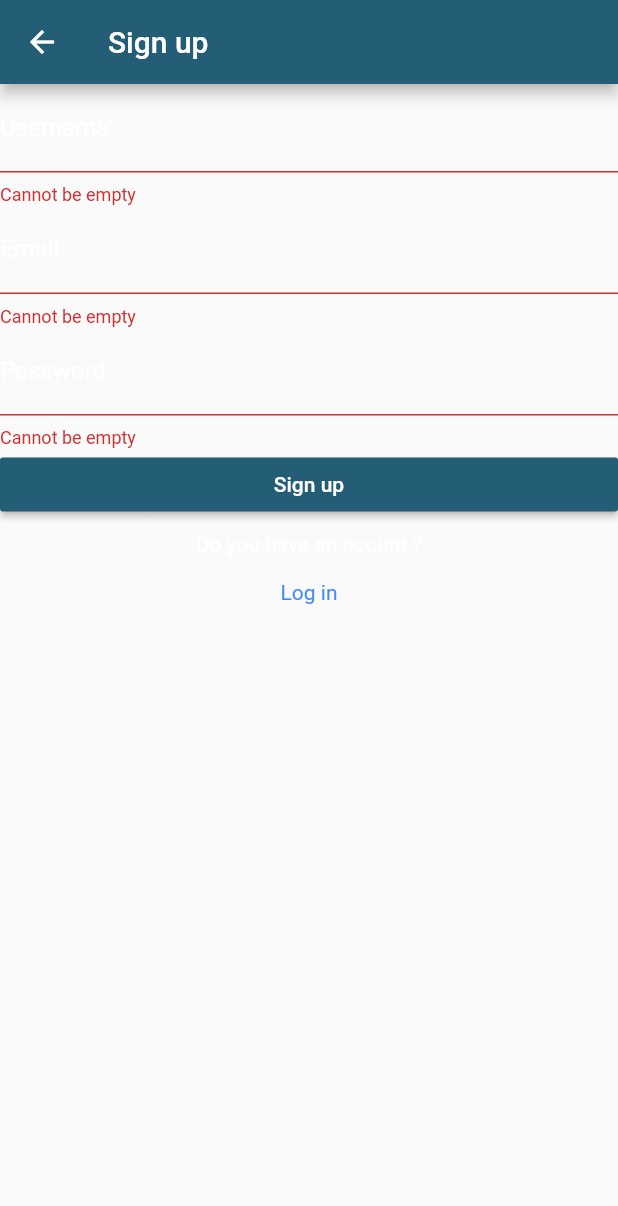
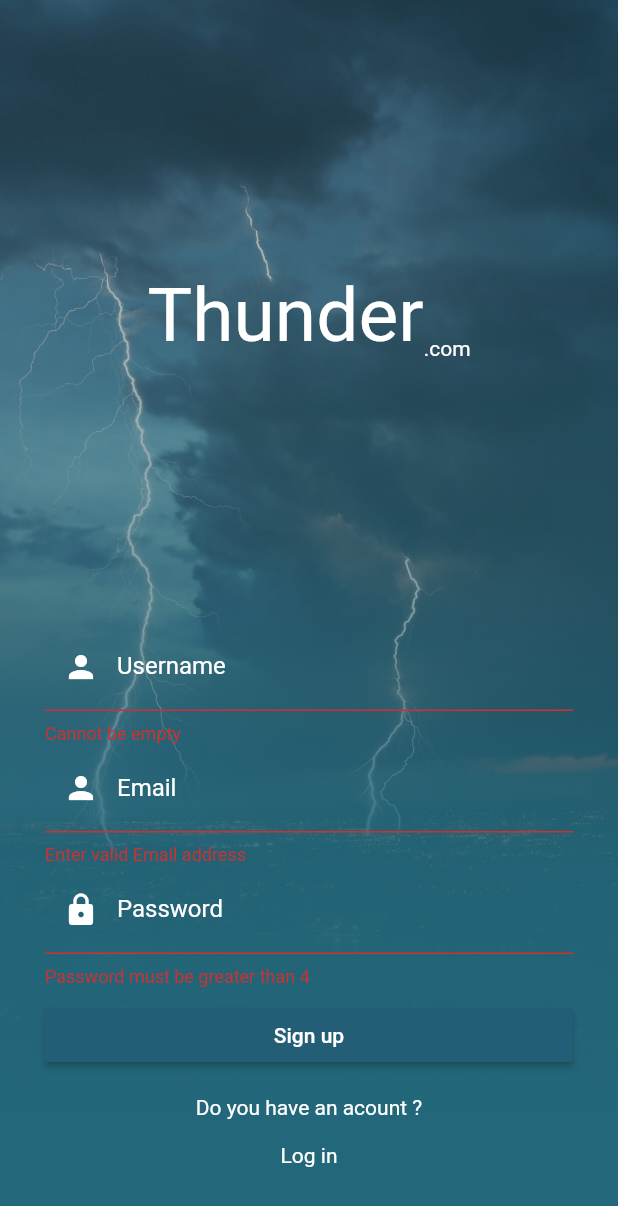
Before and after one commit to Blasanka/flutter_mysql, a Flutter app: the SignupPage screen opened by its route, after a tap on "Sign up", on a phone screen of 412 x 824 dp. Shown: the top 1206 px of the screen. Run offline on Flutter 3.47's test engine with Material 2 defaults, Android fonts, the phone set to English and light mode, and no system bars; missing offline and left inert: dbcrypt; accounts and stored records are empty.

Commit message:
Signup recreated with nice ui

```diff
--- a/lib/routes/signup_page.dart
+++ b/lib/routes/signup_page.dart
@@ -1,6 +1,15 @@
 import 'package:http/http.dart' as http;
 
 import 'package:flutter/material.dart';
+import 'package:mysqltest/services/signup_service.dart';
+import 'package:mysqltest/util/user_credentials.dart';
+import 'package:mysqltest/util/validation.dart';
+import 'package:mysqltest/widgets/app_background.dart';
+import 'package:mysqltest/widgets/app_button.dart';
+import 'package:mysqltest/widgets/app_gradient.dart';
+import 'package:mysqltest/widgets/app_logo.dart';
+import 'package:mysqltest/widgets/app_textfield.dart';
+import 'package:mysqltest/widgets/clickable_text.dart';
 
 class SignupPage extends StatefulWidget {
   SignupPage({Key key, this.title}) : super(key: key);
@@ -12,10 +21,21 @@ class SignupPage extends StatefulWidget {
 }
 
 class _SignupPageState extends State<SignupPage> {
-  final _formKey = GlobalKey<FormState>();
-  final GlobalKey<ScaffoldState> _scaffoldKey = new GlobalKey<ScaffoldState>();
+  BuildContext _context;
+  GlobalKey<FormState> _formKey;
+  GlobalKey<ScaffoldState> _scaffoldKey;
 
-  String _username, _password, _email;
+  UserCredentials _userCred;
+  CredentialValidator _validator;
+
+  @override
+  initState() {
+    _formKey = GlobalKey<FormState>();
+    _scaffoldKey = new GlobalKey<ScaffoldState>();
+    _validator = CredentialValidator();
+    _userCred = UserCredentials();
+    super.initState();
+  }
 
   bool _validateAndSave() {
     final form = _formKey.currentState;
@@ -26,68 +46,51 @@ class _SignupPageState extends State<SignupPage> {
     return false;
   }
 
-  void _signup() async {
+  void _doSignup() {
     if (_validateAndSave()) {
-      await http.post('http://10.0.2.2/fluttertest/signup.php', body: {
-        "username": _username,
-        "email": _email,
-        "password": _password,
-        "role": "member",
+      signupUser(_userCred).then((value) {
+        if (value) {
+          Navigator.of(_context)
+              .pushReplacementNamed('/Home', result: _userCred.username);
+        } else {
+          _scaffoldKey.currentState
+              .showSnackBar(new SnackBar(content: new Text('Try again!')));
+        }
       });
     }
   }
 
-  @override
-  Widget build(BuildContext context) {
-    return Scaffold(
-      key: _scaffoldKey,
-      appBar: AppBar(
-        title: Text(widget.title),
-      ),
-      body: SingleChildScrollView(
+  Widget signupForm() {
+    return Padding(
+      padding: const EdgeInsets.symmetric(vertical: 8.0, horizontal: 30.0),
+      child: SingleChildScrollView(
         child: Form(
           key: _formKey,
           child: Column(
             crossAxisAlignment: CrossAxisAlignment.center,
             mainAxisAlignment: MainAxisAlignment.center,
             children: <Widget>[
-              TextFormField(
-                decoration: InputDecoration(
-                  labelText: "Username",
-                ),
-                onSaved: (value) => _username = value,
-                validator: (String value) =>
-                    value == "" ? "Cannot be empty" : null,
+              appTextField(
+                'Username',
+                Icons.person,
+                onSave: _userCred.setUsername,
+                validate: _validator.validateUsername,
               ),
-              TextFormField(
-                decoration: InputDecoration(
-                  labelText: "Email",
-                ),
-                onSaved: (value) => _email = value,
-                validator: (String value) =>
-                    value == "" ? "Cannot be empty" : null,
+              appTextField(
+                'Email',
+                Icons.person,
+                inputType: TextInputType.emailAddress,
+                onSave: _userCred.setEmail,
+                validate: _validator.validateEmail,
               ),
-              TextFormField(
-                obscureText: true,
-                decoration: InputDecoration(
-                  labelText: "Password",
-                ),
-                onSaved: (value) => _password = value,
-                validator: (String value) =>
-                    value == "" ? "Cannot be empty" : null,
+              appTextField(
+                'Password',
+                Icons.lock,
+                isObscure: true,
+                onSave: _userCred.setPassword,
+                validate: _validator.validatePassword,
               ),
-              Row(
-                children: <Widget>[
-                  Expanded(
-                    child: RaisedButton(
-                      child: Text('Sign up'),
-                      onPressed: () {
-                        _signup();
-                      },
-                    ),
-                  ),
-                ],
-              ),
+              appButton("Sign up", onPressed: _doSignup),
               Padding(
                 padding: const EdgeInsets.all(8.0),
                 child: Text(
@@ -95,22 +98,42 @@ class _SignupPageState extends State<SignupPage> {
                   textAlign: TextAlign.center,
                 ),
               ),
-              InkWell(
-                onTap: () =>
-                    Navigator.of(context).pushReplacementNamed('/Login'),
-                child: Padding(
-                  padding: const EdgeInsets.all(8.0),
-                  child: Text(
-                    "Log in",
-                    style: TextStyle(color: Colors.blueAccent),
-                    textAlign: TextAlign.center,
-                  ),
-                ),
-              ),
+              clickableText("Log in",
+                  onTap: () =>
+                      Navigator.of(context).pushReplacementNamed('/Login')),
             ],
           ),
         ),
       ),
     );
   }
+
+  @override
+  Widget build(BuildContext context) {
+    return Scaffold(
+      key: _scaffoldKey,
+      body: Stack(
+        fit: StackFit.expand,
+        children: <Widget>[
+          backgroundImage,
+          Container(
+            decoration: gradient,
+            child: ListView(
+              itemExtent: MediaQuery.of(context).size.height - 30,
+              children: [
+                Column(
+                  mainAxisAlignment: MainAxisAlignment.spaceBetween,
+                  children: <Widget>[
+                    SizedBox(height: 15.0),
+                    buildLogo(),
+                    signupForm(),
+                  ],
+                ),
+              ],
+            ),
+          ),
+        ],
+      ),
+    );
+  }
 }
--- /dev/null
+++ b/lib/services/signup_service.dart
@@ -0,0 +1,18 @@
+import 'dart:convert';
+import 'package:http/http.dart' as http;
+import 'package:mysqltest/util/user_credentials.dart';
+import 'package:dbcrypt/dbcrypt.dart';
+
+Future<bool> signupUser(UserCredentials credentials) async {
+  final response = await http.post('http://10.0.2.2/fluttertest/signup.php', body: {
+    "username": credentials.getUsername,
+    "email": credentials.getEmail,
+    "password": new DBCrypt().hashpw(credentials.getPassword, new DBCrypt().gensalt()),
+    "role": "member",
+  });
+
+  if (response.statusCode >= 200) {
+    return true;
+  }
+  return false;
+}
--- a/lib/util/user_credentials.dart
+++ b/lib/util/user_credentials.dart
@@ -1,8 +1,13 @@
 class UserCredentials {
-  UserCredentials({this.email, this.password});
+  UserCredentials({this.username, this.email, this.password});
 
+  String username;
   String email;
   String password;
+
+  void setUsername(String value) {
+    username = value;
+  }
 
   void setPassword(String value) {
     password = value;
@@ -12,6 +17,7 @@ class UserCredentials {
     email = value;
   }
 
+  String get getUsername => username;
   String get getEmail => email;
   String get getPassword => password;
 }
--- a/lib/util/validation.dart
+++ b/lib/util/validation.dart
@@ -1,4 +1,11 @@
 class CredentialValidator {
+  String validateUsername(String value) {
+    if (value == "")
+      return "Cannot be empty";
+    else
+      return null;
+  }
+
   String validateEmail(String value) {
     Pattern pattern =
         r'^(([^<>()[\]\\.,;:\s@\"]+(\.[^<>()[\]\\.,;:\s@\"]+)*)|(\".+\"))@((\[[0-9]{1,3}\.[0-9]{1,3}\.[0-9]{1,3}\.[0-9]{1,3}\])|(([a-zA-Z\-0-9]+\.)+[a-zA-Z]{2,}))$';
```
Also changed, not shown: 1 other file.
